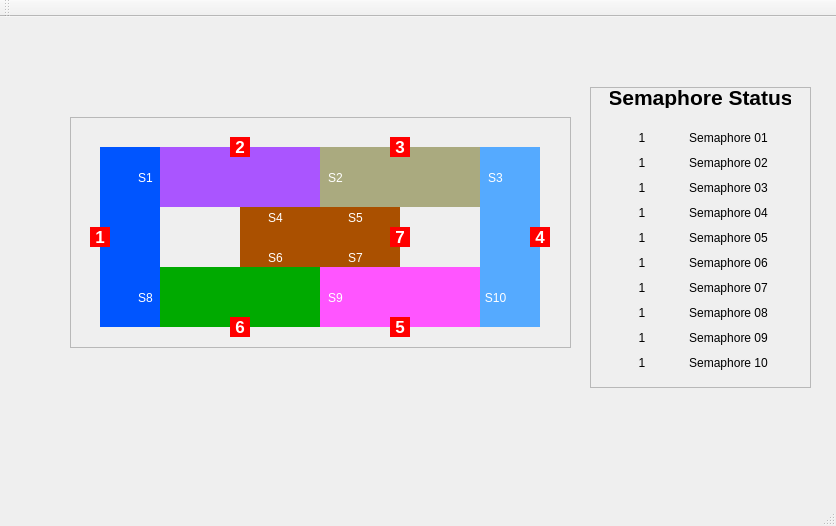
Before: the Qt Designer form mainwindow.ui in arturcuringa/Trens, drawn with Qt 5.
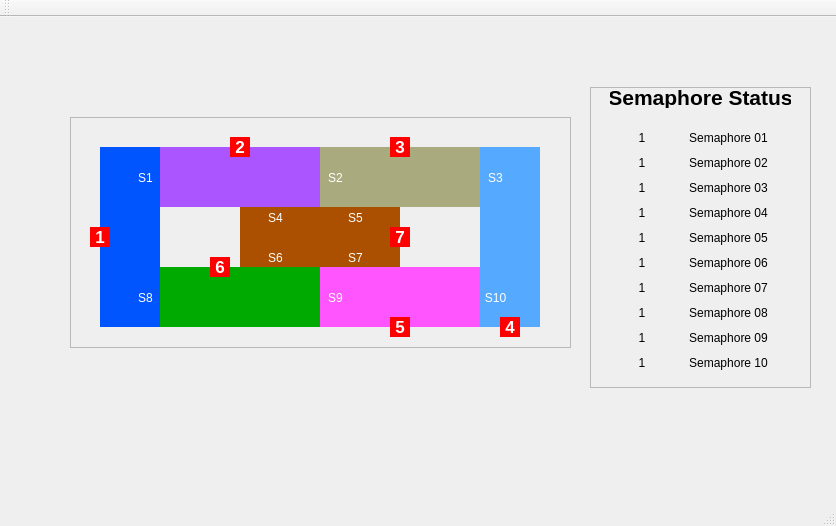
After: the same form once the commit is applied.

```diff
--- a/mainwindow.ui
+++ b/mainwindow.ui
@@ -150,8 +150,8 @@
    <widget class="QLabel" name="labelTrem04">
     <property name="geometry">
      <rect>
-      <x>530</x>
-      <y>210</y>
+      <x>500</x>
+      <y>300</y>
       <width>20</width>
       <height>20</height>
      </rect>
@@ -303,8 +303,8 @@
    <widget class="QLabel" name="labelTrem06">
     <property name="geometry">
      <rect>
-      <x>230</x>
-      <y>300</y>
+      <x>210</x>
+      <y>240</y>
       <width>20</width>
       <height>20</height>
      </rect>
```
Left out of the diff: 2 changed lines with no effect on the pictures.
